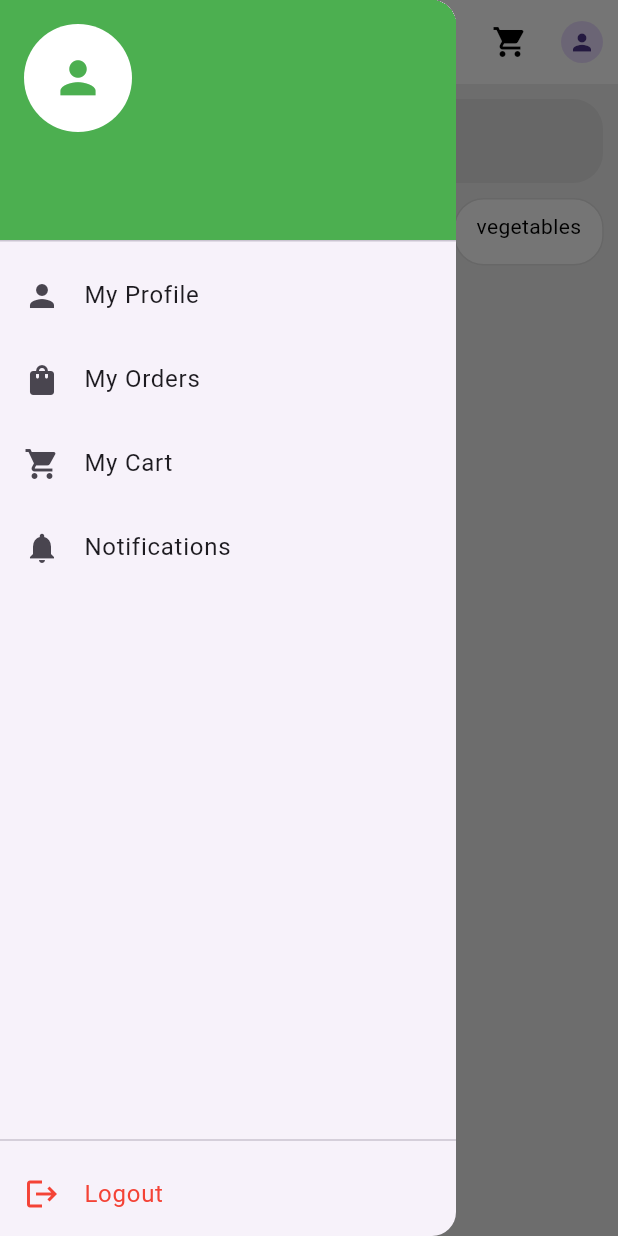
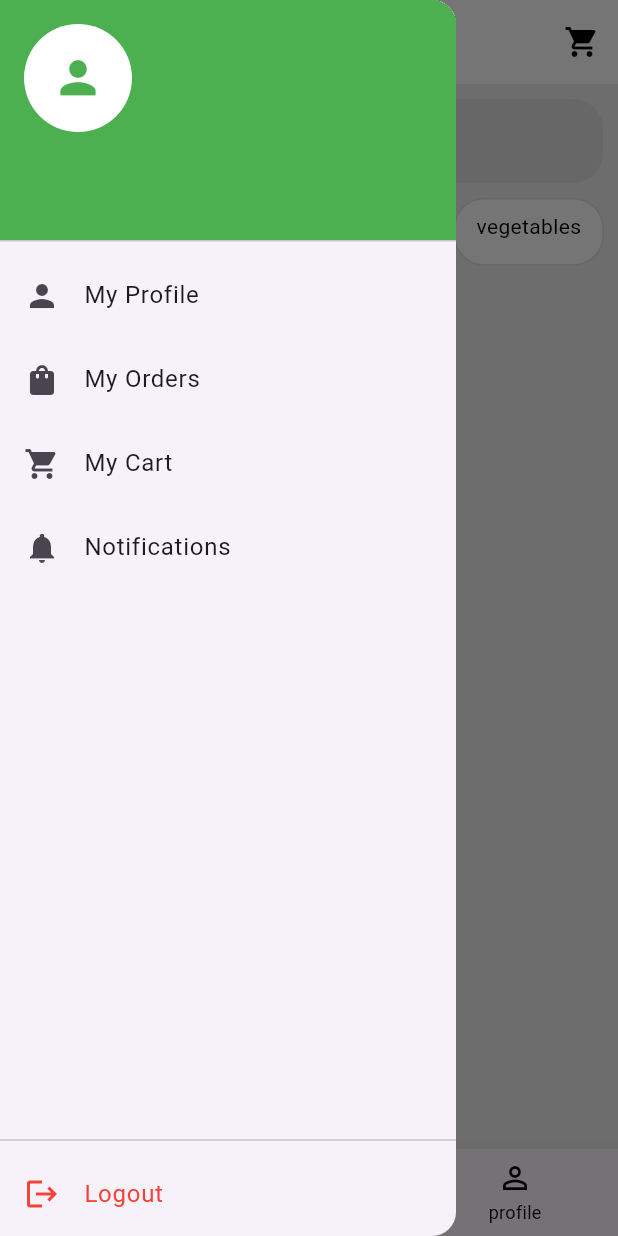
Before and after one commit to DAVIEPHAGES/farm_produce_marketplace, a Flutter app: the screen it shows once a user with an empty profile is signed in, after a tap on the "menu" icon, on a phone screen of 412 x 824 dp. Run offline on Flutter 3.47's test engine with Material 3 defaults, Android fonts, the phone set to English and light mode, and no system bars; our stand-ins replace cloud_firestore, firebase_auth, firebase_core, image_picker; accounts and stored records are empty.

Commit message:
modified home page

```diff
--- a/lib/screens/home_page.dart
+++ b/lib/screens/home_page.dart
@@ -86,6 +86,7 @@ class _HomePageState extends State<HomePage> {
             ],
           ),
 
+          // ✅ MODIFIED: Profile icon removed after login
           StreamBuilder<User?>(
             stream: FirebaseAuth.instance.authStateChanges(),
             builder: (context, snapshot) {
@@ -103,15 +104,7 @@ class _HomePageState extends State<HomePage> {
                 );
               }
 
-              return IconButton(
-                icon: const CircleAvatar(
-                  radius: 14,
-                  child: Icon(Icons.person, size: 18),
-                ),
-                onPressed: () {
-                  Navigator.pushNamed(context, "/profile");
-                },
-              );
+              return const SizedBox.shrink();
             },
           )
         ],
@@ -241,6 +234,35 @@ class _HomePageState extends State<HomePage> {
           ),
         ],
       ),
+
+      bottomNavigationBar: BottomNavigationBar(
+        currentIndex: 0,
+        selectedItemColor: Colors.green,
+        unselectedItemColor: Colors.black,
+        onTap: (index) {
+          if (index == 0) {
+            // Home
+          } else if (index == 1) {
+            Navigator.pushNamed(context, "/orders");
+          } else if (index == 2) {
+            Navigator.pushNamed(context, "/profile");
+          }
+        },
+        items: const [
+          BottomNavigationBarItem(
+            icon: Icon(Icons.home),
+            label: "home",
+          ),
+          BottomNavigationBarItem(
+            icon: Icon(Icons.shopping_cart_outlined),
+            label: "orders",
+          ),
+          BottomNavigationBarItem(
+            icon: Icon(Icons.person_outline),
+            label: "profile",
+          ),
+        ],
+      ),
     );
   }
 
@@ -279,7 +301,6 @@ class _HomePageState extends State<HomePage> {
       ),
       child: Column(
         children: [
-          // ✅ FIXED: removed Expanded (this was causing uneven image heights)
           SizedBox(
             height: 140,
             child: Stack(
```
